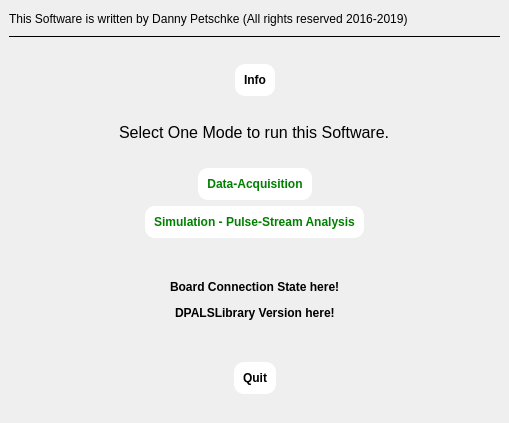
Above: GUI/drs4startdlg.ui from dpscience/DDRS4PALS before the change. Below: the same form after it.
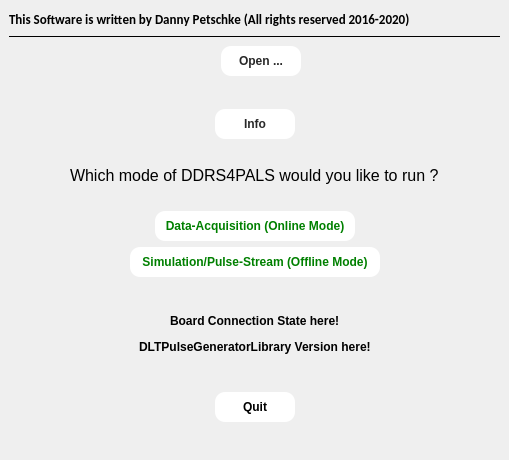
That is the form after the change.

What changed in the file:
```diff
--- a/GUI/drs4startdlg.ui
+++ b/GUI/drs4startdlg.ui
@@ -7,42 +7,44 @@
     <x>0</x>
     <y>0</y>
     <width>509</width>
-    <height>423</height>
+    <height>460</height>
    </rect>
   </property>
   <property name="minimumSize">
    <size>
     <width>509</width>
-    <height>423</height>
+    <height>460</height>
    </size>
   </property>
   <property name="maximumSize">
    <size>
     <width>509</width>
-    <height>423</height>
+    <height>460</height>
    </size>
   </property>
   <property name="windowTitle">
    <string>MainWindow</string>
   </property>
   <widget class="QWidget" name="centralwidget">
-   <layout class="QVBoxLayout" name="verticalLayout_3">
+   <layout class="QVBoxLayout" name="verticalLayout">
     <item>
      <layout class="QHBoxLayout" name="horizontalLayout_4">
       <item>
        <widget class="QLabel" name="label">
         <property name="font">
          <font>
-          <family>Arial</family>
-          <weight>50</weight>
-          <bold>false</bold>
+          <family>Calibri</family>
+          <pointsize>10</pointsize>
+          <weight>75</weight>
+          <bold>true</bold>
+          <kerning>false</kerning>
          </font>
         </property>
         <property name="text">
-         <string>This Software is written by Danny Petschke (All rights reserved 2016-2019)</string>
+         <string>This Software is written by Danny Petschke (All rights reserved 2016-2020)</string>
         </property>
         <property name="textFormat">
-         <enum>Qt::RichText</enum>
+         <enum>Qt::PlainText</enum>
         </property>
        </widget>
       </item>
@@ -72,13 +74,119 @@
      </widget>
     </item>
     <item>
-     <layout class="QVBoxLayout" name="verticalLayout">
-      <property name="topMargin">
-       <number>20</number>
-      </property>
-      <property name="bottomMargin">
-       <number>20</number>
-      </property>
+     <layout class="QHBoxLayout" name="horizontalLayout_11">
+      <item>
+       <spacer name="horizontalSpacer_16">
+        <property name="orientation">
+         <enum>Qt::Horizontal</enum>
+        </property>
+        <property name="sizeHint" stdset="0">
+         <size>
+          <width>40</width>
+          <height>20</height>
+         </size>
+        </property>
+       </spacer>
+      </item>
+      <item>
+       <widget class="QLabel" name="updateLabel">
+        <property name="font">
+         <font>
+          <weight>75</weight>
+          <bold>true</bold>
+         </font>
+        </property>
+        <property name="styleSheet">
+         <string notr="true">color: blue</string>
+        </property>
+        <property name="text">
+         <string/>
+        </property>
+       </widget>
+      </item>
+      <item>
+       <widget class="QToolButton" name="toolButton">
+        <property name="minimumSize">
+         <size>
+          <width>80</width>
+          <height>30</height>
+         </size>
+        </property>
+        <property name="maximumSize">
+         <size>
+          <width>60</width>
+          <height>25</height>
+         </size>
+        </property>
+        <property name="font">
+         <font>
+          <weight>75</weight>
+          <bold>true</bold>
+         </font>
+        </property>
+        <property name="styleSheet">
+         <string notr="true">QToolButton {
+border-style: flat;
+background-color: white; 
+color: rgb(40,40,40);
+border-radius: 10;
+}
+
+QToolButton:disabled {
+border-style: flat;
+background-color:  rgb(236,236,236); 
+color: rgb(140,140,140);
+border-radius: 10;
+}
+
+QToolButton:hover {
+border-style: flat; 
+background-color: rgb(216,216,216);
+color: rgb(40,40,40);
+border-radius: 5;
+}
+
+QToolButton:pressed {
+border-style: flat; 
+background-color: transparent;
+color: rgb(40,40,40);
+border-radius: 2;
+border-color: black;
+}</string>
+        </property>
+        <property name="text">
+         <string>Open ...</string>
+        </property>
+       </widget>
+      </item>
+      <item>
+       <spacer name="horizontalSpacer_17">
+        <property name="orientation">
+         <enum>Qt::Horizontal</enum>
+        </property>
+        <property name="sizeHint" stdset="0">
+         <size>
+          <width>40</width>
+          <height>20</height>
+         </size>
+        </property>
+       </spacer>
+      </item>
+     </layout>
+    </item>
+    <item>
+     <spacer name="verticalSpacer_4">
+      <property name="orientation">
+       <enum>Qt::Vertical</enum>
+      </property>
+      <property name="sizeHint" stdset="0">
+       <size>
+        <width>20</width>
+        <height>40</height>
+       </size>
+      </property>
+     </spacer>
+    </item>
       <item>
        <layout class="QHBoxLayout" name="horizontalLayout_9">
         <item>
@@ -95,34 +203,54 @@
          </spacer>
         </item>
         <item>
-         <widget class="QFrame" name="frame_3">
-          <property name="styleSheet">
-           <string notr="true">background-color: white;
-border-radius: 10;</string>
-          </property>
-          <property name="frameShape">
-           <enum>QFrame::NoFrame</enum>
-          </property>
-          <property name="frameShadow">
-           <enum>QFrame::Plain</enum>
-          </property>
-          <layout class="QHBoxLayout" name="horizontalLayout_10">
-           <item>
             <widget class="QPushButton" name="pushButton_info">
+        <property name="minimumSize">
+         <size>
+          <width>80</width>
+          <height>30</height>
+         </size>
+        </property>
              <property name="font">
               <font>
                <weight>75</weight>
                <bold>true</bold>
               </font>
              </property>
+        <property name="styleSheet">
+         <string notr="true">QPushButton {
+border-style: flat;
+background-color: white; 
+color: rgb(40,40,40);
+border-radius: 10;
+}
+
+QPushButton:disabled {
+border-style: flat;
+background-color:  rgb(236,236,236); 
+color: rgb(140,140,140);
+border-radius: 10;
+}
+
+QPushButton:hover {
+border-style: flat; 
+background-color: rgb(216,216,216);
+color: rgb(40,40,40);
+border-radius: 5;
+}
+
+QPushButton:pressed {
+border-style: flat; 
+background-color: transparent;
+color: rgb(40,40,40);
+border-radius: 2;
+border-color: black;
+}</string>
+        </property>
              <property name="text">
               <string>Info</string>
              </property>
             </widget>
            </item>
-          </layout>
-         </widget>
-        </item>
         <item>
          <spacer name="horizontalSpacer_15">
           <property name="orientation">
@@ -167,7 +295,7 @@
            </font>
           </property>
           <property name="text">
-           <string>Select One Mode to run this Software.</string>
+         <string>Which mode of DDRS4PALS would you like to run ?</string>
           </property>
          </widget>
         </item>
@@ -202,20 +330,13 @@
          </spacer>
         </item>
         <item>
-         <widget class="QFrame" name="frame_real">
-          <property name="styleSheet">
-           <string notr="true">background-color: white;
-border-radius: 10;</string>
-          </property>
-          <property name="frameShape">
-           <enum>QFrame::NoFrame</enum>
-          </property>
-          <property name="frameShadow">
-           <enum>QFrame::Plain</enum>
-          </property>
-          <layout class="QGridLayout" name="gridLayout">
-           <item row="0" column="1">
             <widget class="QPushButton" name="pushButton_real">
+        <property name="minimumSize">
+         <size>
+          <width>200</width>
+          <height>30</height>
+         </size>
+        </property>
              <property name="font">
               <font>
                <weight>75</weight>
@@ -223,14 +344,38 @@
               </font>
              </property>
              <property name="styleSheet">
-              <string notr="true">color: green</string>
+         <string notr="true">QPushButton {
+border-style: flat;
+background-color: white; 
+color: green;
+border-radius: 10;
+}
+
+QPushButton:disabled {
+border-style: flat;
+background-color:  rgb(236,236,236); 
+color: rgb(140,140,140);
+border-radius: 10;
+}
+
+QPushButton:hover {
+border-style: flat; 
+background-color: rgb(216,216,216);
+color: green;
+border-radius: 5;
+}
+
+QPushButton:pressed {
+border-style: flat; 
+background-color: transparent;
+color: green;
+border-radius: 2;
+border-color: black;
+}</string>
              </property>
              <property name="text">
-              <string>Data-Acquisition</string>
-             </property>
-            </widget>
-           </item>
-          </layout>
+         <string>Data-Acquisition (Online Mode)</string>
+        </property>
          </widget>
         </item>
         <item>
@@ -264,20 +409,13 @@
          </spacer>
         </item>
         <item>
-         <widget class="QFrame" name="frame_simulation">
-          <property name="styleSheet">
-           <string notr="true">background-color: white;
-border-radius: 10;</string>
-          </property>
-          <property name="frameShape">
-           <enum>QFrame::NoFrame</enum>
-          </property>
-          <property name="frameShadow">
-           <enum>QFrame::Plain</enum>
-          </property>
-          <layout class="QVBoxLayout" name="verticalLayout_2">
-           <item>
             <widget class="QPushButton" name="pushButton_simulation">
+        <property name="minimumSize">
+         <size>
+          <width>250</width>
+          <height>30</height>
+         </size>
+        </property>
              <property name="font">
               <font>
                <weight>75</weight>
@@ -285,14 +423,38 @@
               </font>
              </property>
              <property name="styleSheet">
-              <string notr="true">color: green</string>
+         <string notr="true">QPushButton {
+border-style: flat;
+background-color: white; 
+color: green;
+border-radius: 10;
+}
+
+QPushButton:disabled {
+border-style: flat;
+background-color:  rgb(236,236,236); 
+color: rgb(140,140,140);
+border-radius: 10;
+}
+
+QPushButton:hover {
+border-style: flat; 
+background-color: rgb(216,216,216);
+color: green;
+border-radius: 5;
+}
+
+QPushButton:pressed {
+border-style: flat; 
+background-color: transparent;
+color: green;
+border-radius: 2;
+border-color: black;
+}</string>
              </property>
              <property name="text">
-              <string>Simulation - Pulse-Stream Analysis</string>
-             </property>
-            </widget>
-           </item>
-          </layout>
+         <string>Simulation/Pulse-Stream (Offline Mode)</string>
+        </property>
          </widget>
         </item>
         <item>
@@ -393,7 +555,7 @@
            </font>
           </property>
           <property name="text">
-           <string>DPALSLibrary Version here!</string>
+         <string>DLTPulseGeneratorLibrary Version here!</string>
           </property>
          </widget>
         </item>
@@ -441,34 +603,54 @@
          </spacer>
         </item>
         <item>
-         <widget class="QFrame" name="frame_2">
-          <property name="styleSheet">
-           <string notr="true">background-color: white;
-border-radius: 10;</string>
-          </property>
-          <property name="frameShape">
-           <enum>QFrame::NoFrame</enum>
-          </property>
-          <property name="frameShadow">
-           <enum>QFrame::Plain</enum>
-          </property>
-          <layout class="QHBoxLayout" name="horizontalLayout_6">
-           <item>
             <widget class="QPushButton" name="pushButton_quit">
+        <property name="minimumSize">
+         <size>
+          <width>80</width>
+          <height>30</height>
+         </size>
+        </property>
              <property name="font">
               <font>
                <weight>75</weight>
                <bold>true</bold>
               </font>
              </property>
+        <property name="styleSheet">
+         <string notr="true">QPushButton {
+border-style: flat;
+background-color: white; 
+color: black;
+border-radius: 10;
+}
+
+QPushButton:disabled {
+border-style: flat;
+background-color:  rgb(236,236,236); 
+color: rgb(140,140,140);
+border-radius: 10;
+}
+
+QPushButton:hover {
+border-style: flat; 
+background-color: rgb(216,216,216);
+color: black;
+border-radius: 5;
+}
+
+QPushButton:pressed {
+border-style: flat; 
+background-color: transparent;
+color: black;
+border-radius: 2;
+border-color: black;
+}</string>
+        </property>
              <property name="text">
               <string>Quit</string>
              </property>
             </widget>
            </item>
-          </layout>
-         </widget>
-        </item>
         <item>
          <spacer name="horizontalSpacer_9">
           <property name="orientation">
@@ -484,7 +666,18 @@
         </item>
        </layout>
       </item>
-     </layout>
+    <item>
+     <spacer name="verticalSpacer_3">
+      <property name="orientation">
+       <enum>Qt::Vertical</enum>
+      </property>
+      <property name="sizeHint" stdset="0">
+       <size>
+        <width>20</width>
+        <height>40</height>
+       </size>
+      </property>
+     </spacer>
     </item>
    </layout>
   </widget>
```
Lines whose indentation alone changed are shown as unchanged.
